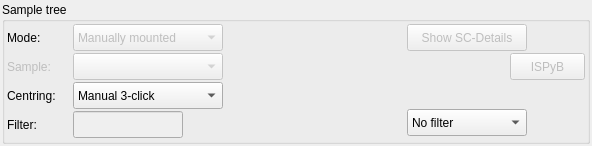
mxcube/mxcubeqt, file BlissFramework/Bricks/widgets/ui_files/Qt4_sample_changer_widget_layout.ui: the form before one commit.
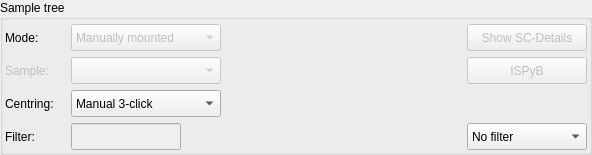
The form after the commit. Icons and pictures are not drawn.

Commit message: [master] Layout adjustments and few new icons

What changed in the file:
```diff
--- a/BlissFramework/Bricks/widgets/ui_files/Qt4_sample_changer_widget_layout.ui
+++ b/BlissFramework/Bricks/widgets/ui_files/Qt4_sample_changer_widget_layout.ui
@@ -7,7 +7,7 @@
     <x>0</x>
     <y>0</y>
     <width>592</width>
-    <height>146</height>
+    <height>152</height>
    </rect>
   </property>
   <property name="sizePolicy">
@@ -30,12 +30,12 @@
     <number>0</number>
    </property>
    <property name="margin">
-    <number>2</number>
+    <number>0</number>
    </property>
    <item>
     <widget class="QGroupBox" name="groupBox">
      <property name="sizePolicy">
-      <sizepolicy hsizetype="Preferred" vsizetype="Minimum">
+      <sizepolicy hsizetype="Preferred" vsizetype="Preferred">
        <horstretch>0</horstretch>
        <verstretch>0</verstretch>
       </sizepolicy>
@@ -43,167 +43,28 @@
      <property name="title">
       <string>Sample tree</string>
      </property>
-     <layout class="QHBoxLayout" name="horizontalLayout_3">
-      <property name="spacing">
-       <number>0</number>
-      </property>
+     <layout class="QGridLayout" name="gridLayout">
       <property name="sizeConstraint">
-       <enum>QLayout::SetMinimumSize</enum>
+       <enum>QLayout::SetDefaultConstraint</enum>
       </property>
-      <property name="margin">
+      <property name="leftMargin">
        <number>2</number>
       </property>
-      <item>
-       <layout class="QHBoxLayout" name="horizontalLayout">
-        <item>
-         <layout class="QVBoxLayout" name="verticalLayout_2">
-          <property name="spacing">
+      <property name="topMargin">
+       <number>4</number>
+      </property>
+      <property name="rightMargin">
            <number>2</number>
           </property>
-          <property name="sizeConstraint">
-           <enum>QLayout::SetMinimumSize</enum>
-          </property>
-          <item>
-           <widget class="QLabel" name="label_2">
-            <property name="sizePolicy">
-             <sizepolicy hsizetype="Fixed" vsizetype="Preferred">
-              <horstretch>0</horstretch>
-              <verstretch>0</verstretch>
-             </sizepolicy>
-            </property>
-            <property name="minimumSize">
-             <size>
-              <width>60</width>
-              <height>27</height>
-             </size>
-            </property>
-            <property name="maximumSize">
-             <size>
-              <width>60</width>
-              <height>27</height>
-             </size>
-            </property>
-            <property name="text">
-             <string>Mode:</string>
-            </property>
-           </widget>
-          </item>
-          <item>
-           <widget class="QLabel" name="sample_label">
-            <property name="enabled">
-             <bool>false</bool>
-            </property>
-            <property name="minimumSize">
-             <size>
-              <width>60</width>
-              <height>27</height>
-             </size>
-            </property>
-            <property name="maximumSize">
-             <size>
-              <width>60</width>
-              <height>27</height>
-             </size>
-            </property>
-            <property name="text">
-             <string>Sample:</string>
-            </property>
-           </widget>
-          </item>
-          <item>
-           <widget class="QLabel" name="centring_mode_label">
-            <property name="sizePolicy">
-             <sizepolicy hsizetype="Fixed" vsizetype="Preferred">
-              <horstretch>0</horstretch>
-              <verstretch>0</verstretch>
-             </sizepolicy>
-            </property>
-            <property name="minimumSize">
-             <size>
-              <width>60</width>
-              <height>27</height>
-             </size>
-            </property>
-            <property name="maximumSize">
-             <size>
-              <width>60</width>
-              <height>27</height>
-             </size>
-            </property>
-            <property name="text">
-             <string>Centring:</string>
-            </property>
-           </widget>
-          </item>
-          <item>
-           <widget class="QLabel" name="filter_label">
-            <property name="minimumSize">
-             <size>
-              <width>60</width>
-              <height>27</height>
-             </size>
-            </property>
-            <property name="maximumSize">
-             <size>
-              <width>60</width>
-              <height>27</height>
-             </size>
-            </property>
-            <property name="text">
-             <string>Filter:</string>
-            </property>
-           </widget>
-          </item>
-         </layout>
-        </item>
-        <item>
-         <layout class="QVBoxLayout" name="verticalLayout_3">
+      <property name="bottomMargin">
+       <number>2</number>
+      </property>
           <property name="spacing">
            <number>2</number>
           </property>
-          <property name="sizeConstraint">
-           <enum>QLayout::SetMinimumSize</enum>
-          </property>
-          <item>
-           <widget class="QComboBox" name="filter_cbox">
-            <property name="enabled">
-             <bool>false</bool>
-            </property>
-            <property name="minimumSize">
-             <size>
-              <width>150</width>
-              <height>27</height>
-             </size>
-            </property>
-            <property name="maximumSize">
-             <size>
-              <width>150</width>
-              <height>27</height>
-             </size>
-            </property>
-            <item>
-             <property name="text">
-              <string>Manually mounted</string>
-             </property>
-            </item>
-            <item>
-             <property name="text">
-              <string>Sample changer</string>
-             </property>
-            </item>
-            <item>
-             <property name="text">
-              <string>Plate</string>
-             </property>
-            </item>
-            <item>
-             <property name="text">
-              <string>Mounted sample</string>
-             </property>
-            </item>
-           </widget>
-          </item>
-          <item>
+      <item row="0" column="0">
+       <layout class="QGridLayout" name="gridLayout_2">
+        <item row="1" column="1">
            <widget class="QComboBox" name="sample_combo">
             <property name="enabled">
              <bool>false</bool>
@@ -222,7 +83,7 @@
             </property>
            </widget>
           </item>
-          <item>
+        <item row="2" column="1">
            <widget class="QComboBox" name="centring_cbox">
             <property name="minimumSize">
              <size>
@@ -264,7 +125,51 @@
             </item>
            </widget>
           </item>
-          <item>
+        <item row="3" column="0">
+         <widget class="QLabel" name="filter_label">
+          <property name="minimumSize">
+           <size>
+            <width>60</width>
+            <height>27</height>
+           </size>
+          </property>
+          <property name="maximumSize">
+           <size>
+            <width>60</width>
+            <height>27</height>
+           </size>
+          </property>
+          <property name="text">
+           <string>Filter:</string>
+          </property>
+         </widget>
+        </item>
+        <item row="2" column="0">
+         <widget class="QLabel" name="centring_mode_label">
+          <property name="sizePolicy">
+           <sizepolicy hsizetype="Fixed" vsizetype="Preferred">
+            <horstretch>0</horstretch>
+            <verstretch>0</verstretch>
+           </sizepolicy>
+          </property>
+          <property name="minimumSize">
+           <size>
+            <width>60</width>
+            <height>27</height>
+           </size>
+          </property>
+          <property name="maximumSize">
+           <size>
+            <width>60</width>
+            <height>27</height>
+           </size>
+          </property>
+          <property name="text">
+           <string>Centring:</string>
+          </property>
+         </widget>
+        </item>
+        <item row="3" column="1">
            <widget class="QLineEdit" name="filter_ledit">
             <property name="enabled">
              <bool>false</bool>
@@ -283,9 +188,93 @@
             </property>
            </widget>
           </item>
-         </layout>
+        <item row="0" column="1">
+         <widget class="QComboBox" name="filter_cbox">
+          <property name="enabled">
+           <bool>false</bool>
+          </property>
+          <property name="minimumSize">
+           <size>
+            <width>150</width>
+            <height>27</height>
+           </size>
+          </property>
+          <property name="maximumSize">
+           <size>
+            <width>150</width>
+            <height>27</height>
+           </size>
+          </property>
+          <item>
+           <property name="text">
+            <string>Manually mounted</string>
+           </property>
         </item>
         <item>
+           <property name="text">
+            <string>Sample changer</string>
+           </property>
+          </item>
+          <item>
+           <property name="text">
+            <string>Plate</string>
+           </property>
+          </item>
+          <item>
+           <property name="text">
+            <string>Mounted sample</string>
+           </property>
+          </item>
+         </widget>
+        </item>
+        <item row="1" column="0">
+         <widget class="QLabel" name="sample_label">
+          <property name="enabled">
+           <bool>false</bool>
+          </property>
+          <property name="minimumSize">
+           <size>
+            <width>60</width>
+            <height>27</height>
+           </size>
+          </property>
+          <property name="maximumSize">
+           <size>
+            <width>60</width>
+            <height>27</height>
+           </size>
+          </property>
+          <property name="text">
+           <string>Sample:</string>
+          </property>
+         </widget>
+        </item>
+        <item row="0" column="0">
+         <widget class="QLabel" name="label_2">
+          <property name="sizePolicy">
+           <sizepolicy hsizetype="Fixed" vsizetype="Preferred">
+            <horstretch>0</horstretch>
+            <verstretch>0</verstretch>
+           </sizepolicy>
+          </property>
+          <property name="minimumSize">
+           <size>
+            <width>60</width>
+            <height>27</height>
+           </size>
+          </property>
+          <property name="maximumSize">
+           <size>
+            <width>60</width>
+            <height>27</height>
+           </size>
+          </property>
+          <property name="text">
+           <string>Mode:</string>
+          </property>
+         </widget>
+        </item>
+        <item row="1" column="2">
          <spacer name="horizontalSpacer">
           <property name="orientation">
            <enum>Qt::Horizontal</enum>
@@ -298,15 +287,7 @@
           </property>
          </spacer>
         </item>
-        <item>
-         <layout class="QVBoxLayout" name="verticalLayout">
-          <property name="spacing">
-           <number>2</number>
-          </property>
-          <property name="sizeConstraint">
-           <enum>QLayout::SetMinimumSize</enum>
-          </property>
-          <item>
+        <item row="0" column="3">
            <widget class="QPushButton" name="details_button">
             <property name="enabled">
              <bool>false</bool>
@@ -334,31 +315,7 @@
             </property>
            </widget>
           </item>
-          <item>
-           <layout class="QHBoxLayout" name="horizontalLayout_4">
-            <property name="leftMargin">
-             <number>0</number>
-            </property>
-            <property name="topMargin">
-             <number>0</number>
-            </property>
-            <item>
-             <spacer name="horizontalSpacer_2">
-              <property name="orientation">
-               <enum>Qt::Horizontal</enum>
-              </property>
-              <property name="sizeType">
-               <enum>QSizePolicy::MinimumExpanding</enum>
-              </property>
-              <property name="sizeHint" stdset="0">
-               <size>
-                <width>40</width>
-                <height>20</height>
-               </size>
-              </property>
-             </spacer>
-            </item>
-            <item>
+        <item row="1" column="3">
              <widget class="QPushButton" name="synch_ispyb_button">
               <property name="enabled">
                <bool>false</bool>
@@ -371,13 +328,13 @@
               </property>
               <property name="minimumSize">
                <size>
-                <width>75</width>
+            <width>120</width>
                 <height>27</height>
                </size>
               </property>
               <property name="maximumSize">
                <size>
-                <width>75</width>
+            <width>120</width>
                 <height>27</height>
                </size>
               </property>
@@ -390,25 +347,7 @@
               </property>
              </widget>
             </item>
-           </layout>
-          </item>
-          <item>
-           <spacer name="verticalSpacer">
-            <property name="orientation">
-             <enum>Qt::Vertical</enum>
-            </property>
-            <property name="sizeType">
-             <enum>QSizePolicy::Fixed</enum>
-            </property>
-            <property name="sizeHint" stdset="0">
-             <size>
-              <width>20</width>
-              <height>27</height>
-             </size>
-            </property>
-           </spacer>
-          </item>
-          <item>
+        <item row="3" column="3">
            <widget class="QComboBox" name="filter_combo">
             <property name="minimumSize">
              <size>
@@ -418,7 +357,7 @@
             </property>
             <property name="maximumSize">
              <size>
-              <width>100</width>
+            <width>120</width>
               <height>27</height>
              </size>
             </property>
@@ -488,8 +427,6 @@
              </property>
             </item>
            </widget>
-          </item>
-         </layout>
         </item>
        </layout>
       </item>
```
Lines whose indentation alone changed are shown as unchanged. The commit also changes 11 other files.
